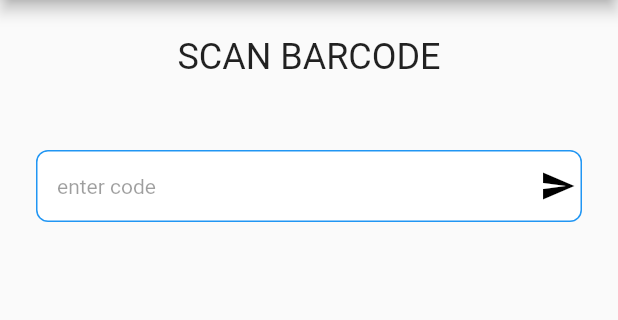
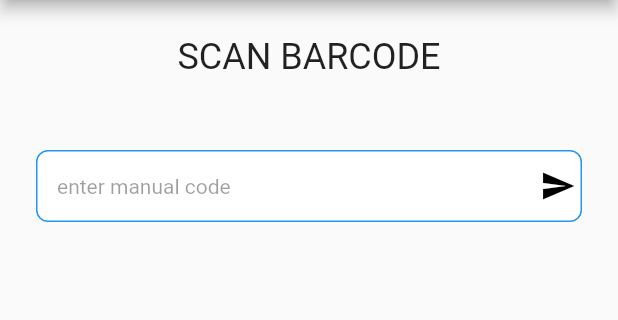
Before and after one commit to ViktorBlazhevych/BarCodeListener, a Flutter app: the screen it shows after launch, on a phone screen of 412 x 824 dp, the part 84-404 px from its top. Run offline on Flutter 3.47's test engine with Material 2 defaults, Android fonts, the phone set to English and light mode, and no system bars; our stand-ins replace visibility_detector; missing offline and left inert: flutter_barcode_listener.

Commit message:
no message

```diff
--- a/bar_code_litener/lib/main.dart
+++ b/bar_code_litener/lib/main.dart
@@ -84,7 +84,7 @@ class _MyHomePageState extends State<MyHomePage> {
               TextField(
                 cursorColor: Colors.black,
                 decoration: getScanBarCodeTextFieldStyle(
-                    "enter code", () {
+                    "enter manual code", () {
                   searchCode(_scanTextFieldController.text);
                   FocusManager.instance.primaryFocus?.unfocus();
                 }),
```
